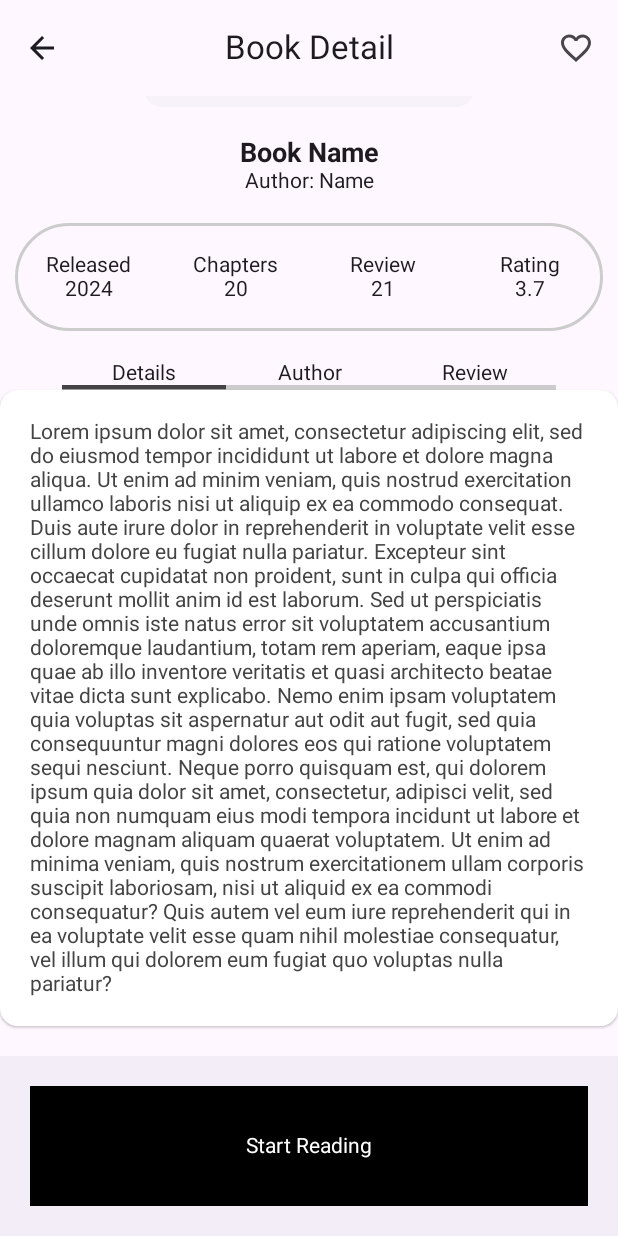
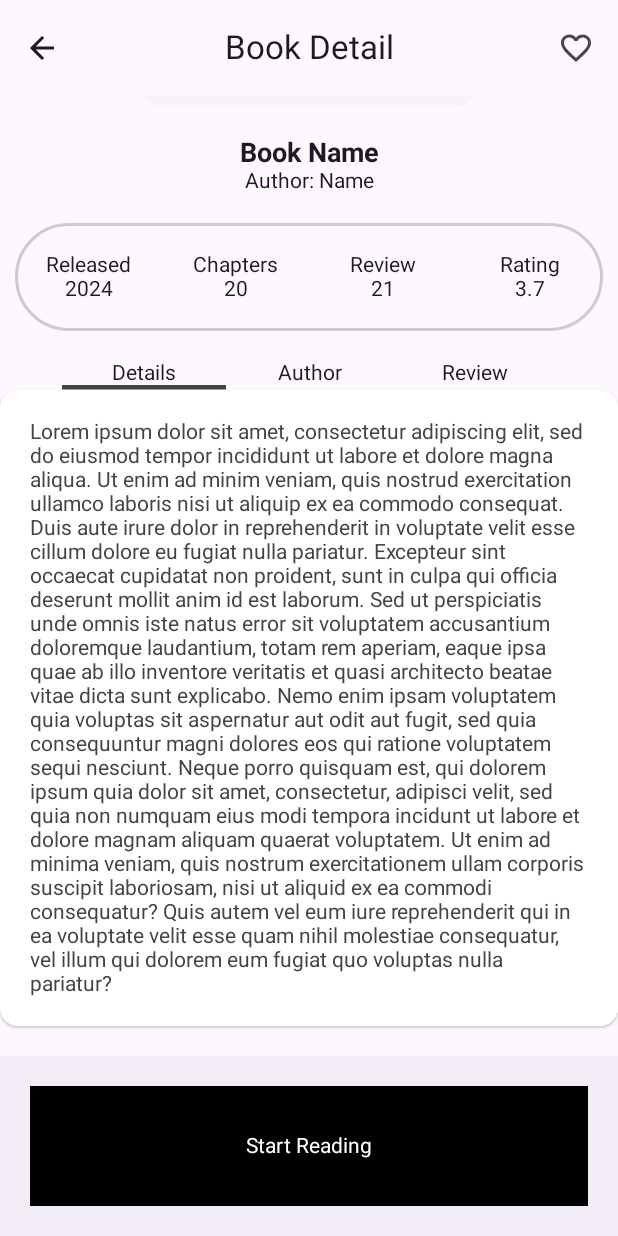
Before and after one commit to Jammi-UwU-Jammy/another_ReadingApp, an Android app built with Jetpack Compose: the @Preview function BIMainPreview, scrolled down 352 dp, on a phone screen of 412 x 824 dp. Run offline under Robolectric (Android 15) with nearby library versions, the phone set to English and light mode, and no system bars; Roboto replaces fonts that are not available here.

```diff
--- a/app/src/main/java/com/vivich/starlitreadingapp/MainActivity.kt
+++ b/app/src/main/java/com/vivich/starlitreadingapp/MainActivity.kt
@@ -11,6 +11,7 @@ import androidx.compose.ui.Modifier
 import androidx.compose.ui.tooling.preview.Preview
 import com.vivich.starlitreadingapp.bookInfo.BIMain
 import com.vivich.starlitreadingapp.chapterText.Main
+import com.vivich.starlitreadingapp.lobby.LBMainBody
 import com.vivich.starlitreadingapp.ui.theme.StarlitReadingAppTheme
 
 class MainActivity : ComponentActivity() {
@@ -32,8 +33,8 @@ class MainActivity : ComponentActivity() {
 
 @Composable
 fun Greeting(name: String, modifier: Modifier = Modifier) {
-//    Main()
-    BIMain()
+    LBMainBody()
+//    BIMain()
 }
 
 @Preview(showBackground = true)
--- a/app/src/main/java/com/vivich/starlitreadingapp/bookInfo/Main.kt
+++ b/app/src/main/java/com/vivich/starlitreadingapp/bookInfo/Main.kt
@@ -4,6 +4,7 @@ import androidx.compose.foundation.BorderStroke
 import androidx.compose.foundation.Image
 import androidx.compose.foundation.background
 import androidx.compose.foundation.border
+import androidx.compose.foundation.clickable
 import androidx.compose.foundation.layout.Column
 import androidx.compose.foundation.layout.Row
 import androidx.compose.foundation.layout.fillMaxHeight
@@ -22,6 +23,10 @@ import androidx.compose.material3.HorizontalDivider
 import androidx.compose.material3.Scaffold
 import androidx.compose.material3.Text
 import androidx.compose.runtime.Composable
+import androidx.compose.runtime.getValue
+import androidx.compose.runtime.mutableStateOf
+import androidx.compose.runtime.remember
+import androidx.compose.runtime.setValue
 import androidx.compose.ui.Alignment
 import androidx.compose.ui.Modifier
 import androidx.compose.ui.draw.drawBehind
@@ -91,38 +96,39 @@ fun BookDetails() {
         Modifier
             .fillMaxWidth(0.8f)
     ){
-        val modifier = Modifier
-            .weight(1f)
-            .drawBehind {
-                val strokeWidth = 6f
-                val y = size.height + 3
-                drawLine(
-                    Color.LightGray,
-                    Offset(0f, y),
-                    Offset(size.width, y),
-                    strokeWidth
-                )
-            }
+        val modifier = Modifier.weight(1f)
         val textAlign = TextAlign.Center
+        var showDivider by remember { mutableStateOf(0) }
 
         Column(
             horizontalAlignment = Alignment.CenterHorizontally,
-            modifier = Modifier.weight(1f)
+            modifier = modifier.clickable {
+                showDivider = 0
+            }
         ){
             Text(text = "Details", textAlign = textAlign)
-            HorizontalDivider(color = Color.DarkGray, thickness = 3.dp)
+            if (showDivider == 0)
+                HorizontalDivider(color = Color.DarkGray, thickness = 3.dp)
         }
         Column(
             horizontalAlignment = Alignment.CenterHorizontally,
-            modifier = modifier
+            modifier = modifier.clickable {
+                showDivider = 1
+            }
         ){
             Text(text = "Author",  textAlign = textAlign)
+            if (showDivider == 1)
+                HorizontalDivider(color = Color.DarkGray, thickness = 3.dp)
         }
         Column(
             horizontalAlignment = Alignment.CenterHorizontally,
-            modifier = modifier
+            modifier = modifier.clickable {
+                showDivider = 2
+            }
         ){
             Text(text = "Review",  textAlign = textAlign)
+            if (showDivider == 2)
+                HorizontalDivider(color = Color.DarkGray, thickness = 3.dp)
         }
     }
     ElevatedCard(
```
Also changed, not shown: app/src/main/java/com/vivich/starlitreadingapp/lobby/Main.kt (+60 -16 lines), app/src/main/java/com/vivich/starlitreadingapp/lobby/TopNavBar.kt (+25 -2 lines), app/src/main/java/com/vivich/starlitreadingapp/staggeredGrid/TestLayout.kt (added, +53 -0 lines).
